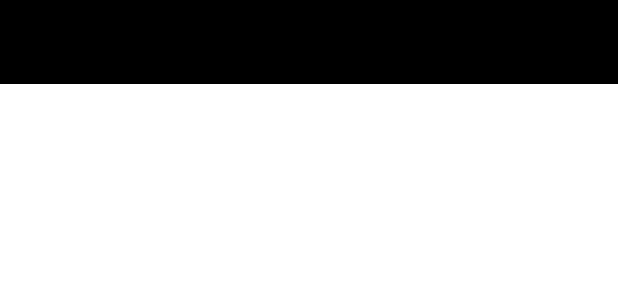
After one commit to ComTols/Hackaton2020, an Android app: the layout activity_home_screen.xml on its own in the app's theme, with its tools: preview values and no code run, on a phone screen of 412 x 824 dp. The commit adds this screen. Shown: the top 300 px of the screen. Run offline under Robolectric (Android 15) with nearby library versions, the phone set to English and light mode, and no system bars.

Commit message:
Startbildschirm der App hinzugefügt - Activity "activity_home_screen.xml" & "HomeScreen.java" hinzugefügt - Änderung der themes.xml

```diff
--- a/app/src/main/AndroidManifest.xml
+++ b/app/src/main/AndroidManifest.xml
@@ -14,7 +14,8 @@
         android:roundIcon="@mipmap/ic_launcher_round"
         android:supportsRtl="true"
         android:theme="@style/Theme.Hackaton2020">
-		<activity android:name=".CreateAccount"></activity>
+        <activity android:name=".HomeScreen"></activity>
+        <activity android:name=".CreateAccount" />
         <activity android:name=".MainActivity">
             <intent-filter>
                 <action android:name="android.intent.action.MAIN" />
--- /dev/null
+++ b/app/src/main/java/com/example/hackaton2020/HomeScreen.java
@@ -0,0 +1,14 @@
+package com.example.hackaton2020;
+
+import androidx.appcompat.app.AppCompatActivity;
+
+import android.os.Bundle;
+
+public class HomeScreen extends AppCompatActivity {
+
+    @Override
+    protected void onCreate(Bundle savedInstanceState) {
+        super.onCreate(savedInstanceState);
+        setContentView(R.layout.activity_home_screen);
+    }
+}
--- /dev/null
+++ b/app/src/main/res/layout/activity_home_screen.xml
@@ -0,0 +1,18 @@
+<?xml version="1.0" encoding="utf-8"?>
+<androidx.constraintlayout.widget.ConstraintLayout xmlns:android="http://schemas.android.com/apk/res/android"
+    xmlns:app="http://schemas.android.com/apk/res-auto"
+    xmlns:tools="http://schemas.android.com/tools"
+    android:layout_width="match_parent"
+    android:layout_height="match_parent"
+    tools:context=".HomeScreen">
+
+    <androidx.appcompat.widget.Toolbar
+        android:id="@+id/toolbar"
+        android:layout_width="match_parent"
+        android:layout_height="?attr/actionBarSize"
+        android:background="?attr/colorOnPrimary"
+        android:minHeight="?attr/actionBarSize"
+        android:theme="?attr/actionBarTheme"
+        app:layout_constraintEnd_toEndOf="parent"
+        app:layout_constraintTop_toTopOf="parent" />
+</androidx.constraintlayout.widget.ConstraintLayout>
--- a/app/src/main/res/values-night/themes.xml
+++ b/app/src/main/res/values-night/themes.xml
@@ -4,11 +4,11 @@
         <!-- Primary brand color. -->
         <item name="colorPrimary">@color/primary</item>
         <item name="colorPrimaryVariant">@color/primary_dark</item>
-        <item name="colorOnPrimary">@color/black</item>
+        <item name="colorOnPrimary">@color/white</item>
         <!-- Secondary brand color. -->
         <item name="colorSecondary">@color/primary</item>
         <item name="colorSecondaryVariant">@color/primary_dark</item>
-        <item name="colorOnSecondary">@color/black</item>
+        <item name="colorOnSecondary">@color/white</item>
         <!-- Status bar color. -->
         <item name="android:statusBarColor" tools:targetApi="l">?attr/colorPrimaryVariant</item>
         <!-- Customize your theme here. -->
--- a/app/src/main/res/values/themes.xml
+++ b/app/src/main/res/values/themes.xml
@@ -4,13 +4,13 @@
         <!-- Primary brand color. -->
         <item name="colorPrimary">@color/primary</item>
         <item name="colorPrimaryVariant">@color/primary_light</item>
-        <item name="colorOnPrimary">@color/white</item>
+        <item name="colorOnPrimary">@color/black</item>
         <!-- Secondary brand color. -->
         <item name="colorSecondary">@color/accent</item>
         <item name="colorSecondaryVariant">@color/accent_light</item>
         <item name="colorOnSecondary">@color/black</item>
         <!-- Status bar color. -->
-        <item name="android:statusBarColor" tools:targetApi="l">?attr/colorPrimaryVariant</item>
+        <item name="android:statusBarColor" tools:targetApi="l">?attr/colorOnPrimary</item>
         <!-- Customize your theme here. -->
     </style>
 </resources>
```
Lines whose indentation alone changed are shown as unchanged.
